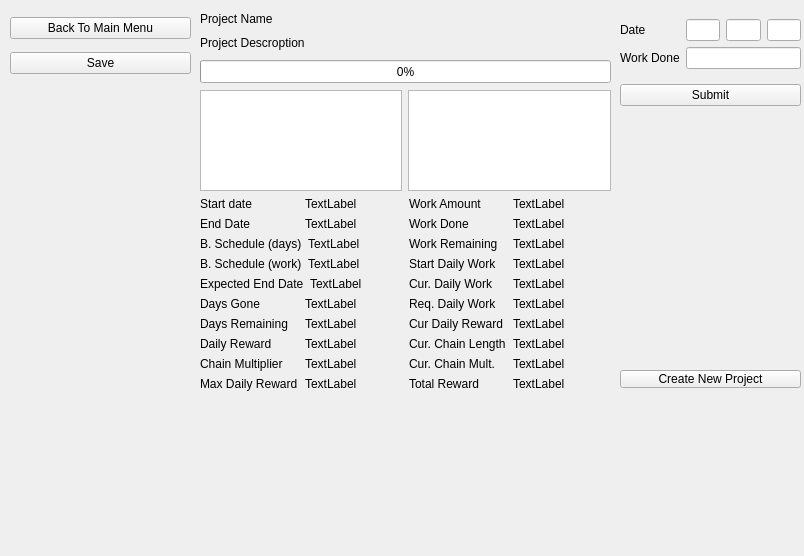
polub333/ProjectsManager, file Projects/projectswindow.ui: the form before one commit.
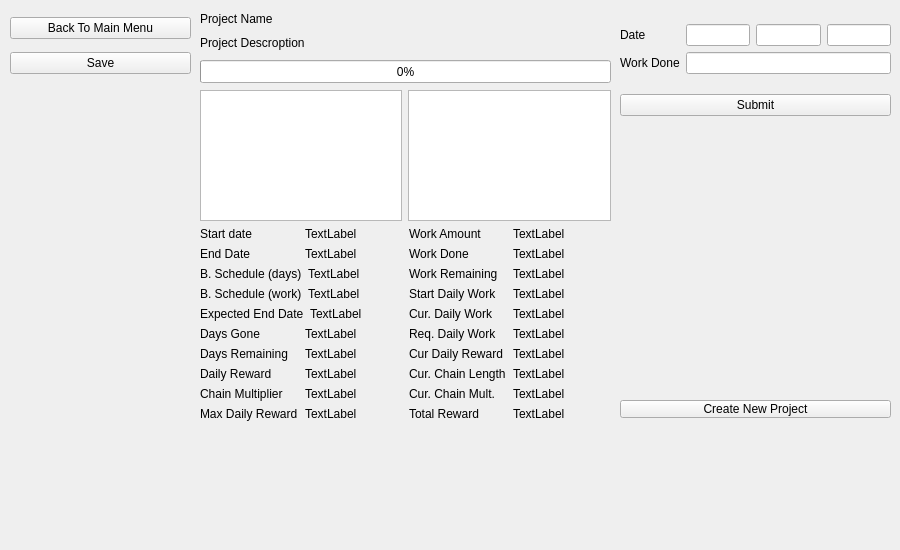
The form after the commit.

Commit message: Projects side menu is active now.

```diff
--- a/Projects/projectswindow.ui
+++ b/Projects/projectswindow.ui
@@ -6,8 +6,8 @@
    <rect>
     <x>0</x>
     <y>0</y>
-    <width>804</width>
-    <height>556</height>
+    <width>900</width>
+    <height>550</height>
    </rect>
   </property>
   <property name="windowTitle">
@@ -19,7 +19,7 @@
      <x>200</x>
      <y>90</y>
      <width>411</width>
-     <height>301</height>
+     <height>331</height>
     </rect>
    </property>
    <layout class="QVBoxLayout" name="mainLayout">
@@ -411,9 +411,9 @@
    <property name="geometry">
     <rect>
      <x>620</x>
-     <y>90</y>
-     <width>181</width>
-     <height>271</height>
+     <y>140</y>
+     <width>271</width>
+     <height>251</height>
     </rect>
    </property>
    <layout class="QVBoxLayout" name="projectsLayout"/>
@@ -423,8 +423,8 @@
     <rect>
      <x>620</x>
      <y>10</y>
-     <width>181</width>
-     <height>106</height>
+     <width>271</width>
+     <height>121</height>
     </rect>
    </property>
    <layout class="QVBoxLayout" name="entryLayout">
@@ -502,7 +502,7 @@
      <x>10</x>
      <y>90</y>
      <width>181</width>
-     <height>301</height>
+     <height>331</height>
     </rect>
    </property>
    <layout class="QVBoxLayout" name="subprojectsLayout"/>
@@ -537,8 +537,8 @@
    <property name="geometry">
     <rect>
      <x>620</x>
-     <y>370</y>
-     <width>181</width>
+     <y>400</y>
+     <width>271</width>
      <height>18</height>
     </rect>
    </property>
```
The commit also changes 2 other files.
